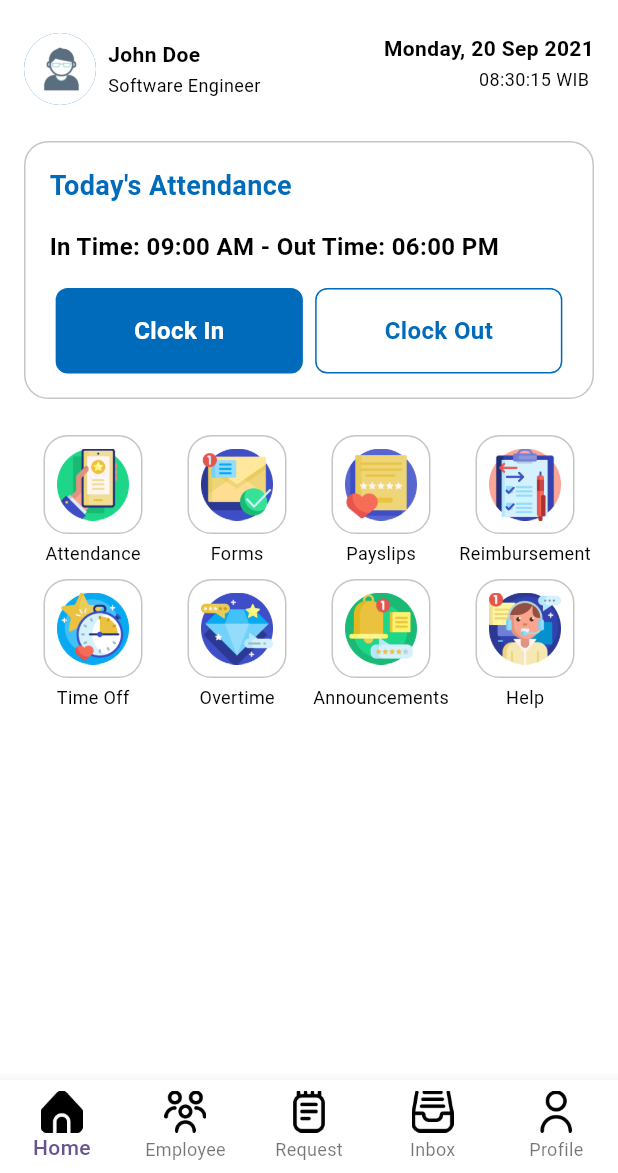
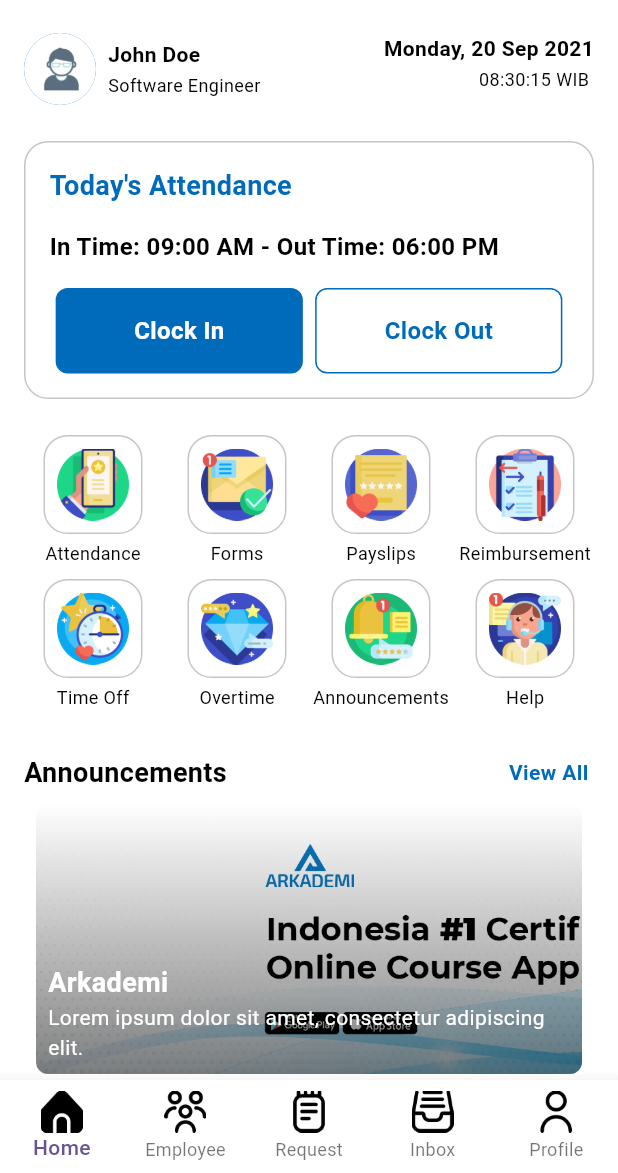
Before and after one commit to nerufuyo/ArkaTrack, a Flutter app: the DashboardScreen screen opened by its route, on a phone screen of 412 x 824 dp, the part 63-1236 px from its top. Run offline on Flutter 3.47's test engine with Material 3 defaults, Android fonts, the phone set to English and light mode, and no system bars; drawn by our look-alikes of carousel_slider; our stand-ins replace lottie; Roboto replaces fonts that are missing (assets/fonts/Poppins-ExtraBold.ttf, assets/fonts/Poppins-Regular.ttf).

Commit message:
add announcement list widget

```diff
--- a/lib/presentation/screens/dashboard/dashboard_screen.dart
+++ b/lib/presentation/screens/dashboard/dashboard_screen.dart
@@ -21,6 +21,7 @@ class _DashboardScreenState extends State<DashboardScreen> {
       appBar: AppBar(
         automaticallyImplyLeading: false,
         backgroundColor: AppColors.white,
+        surfaceTintColor: AppColors.white,
         title: Padding(
           padding: const EdgeInsets.only(right: 8),
           child: Row(
--- /dev/null
+++ b/lib/presentation/screens/dashboard/widgets/announcement_list_widget.dart
@@ -0,0 +1,105 @@
+import 'package:arkatrack/style/color.dart';
+import 'package:arkatrack/style/typography.dart';
+import 'package:arkatrack/utils/constant.dart';
+import 'package:arkatrack/utils/extension.dart';
+import 'package:carousel_slider/carousel_slider.dart';
+import 'package:flutter/material.dart';
+
+class AnnouncementListWidget extends StatelessWidget {
+  const AnnouncementListWidget({
+    super.key,
+  });
+
+  @override
+  Widget build(BuildContext context) {
+    return Column(
+      crossAxisAlignment: CrossAxisAlignment.start,
+      children: [
+        Row(
+          mainAxisAlignment: MainAxisAlignment.spaceBetween,
+          children: [
+            const AppTypography(
+              text: 'Announcements',
+              fontSize: AppFontSize.extraLarge,
+              fontWeight: FontWeight.bold,
+            ),
+            InkWell(
+              onTap: () {},
+              child: const AppTypography(
+                text: 'View All ',
+                fontSize: AppFontSize.medium,
+                fontWeight: FontWeight.bold,
+                color: AppColors.primary,
+              ),
+            ),
+          ],
+        ),
+        CarouselSlider.builder(
+          itemCount: 5,
+          itemBuilder: (context, index, realIndex) {
+            return InkWell(
+              onTap: () {},
+              child: Container(
+                margin: const EdgeInsets.symmetric(horizontal: 8),
+                decoration: BoxDecoration(
+                  borderRadius: BorderRadius.circular(8),
+                  image: DecorationImage(
+                    image: AssetImage(LocalImages().arkademiBanner),
+                    fit: BoxFit.cover,
+                  ),
+                ),
+                child: Container(
+                  padding: const EdgeInsets.all(8),
+                  decoration: BoxDecoration(
+                    borderRadius: BorderRadius.circular(8),
+                    gradient: LinearGradient(
+                      begin: Alignment.topCenter,
+                      end: Alignment.bottomCenter,
+                      colors: [
+                        Colors.transparent,
+                        AppColors.black.withOpacity(0.5),
+                      ],
+                    ),
+                  ),
+                  child: const Column(
+                    crossAxisAlignment: CrossAxisAlignment.start,
+                    mainAxisAlignment: MainAxisAlignment.end,
+                    children: [
+                      AppTypography(
+                        text: 'Arkademi',
+                        fontSize: AppFontSize.extraLarge,
+                        fontWeight: FontWeight.bold,
+                        color: AppColors.white,
+                      ),
+                      AppTypography(
+                        text:
+                            'Lorem ipsum dolor sit amet, consectetur adipiscing elit.',
+                        fontSize: AppFontSize.medium,
+                        color: AppColors.white,
+                        maxLines: 3,
+                      ),
+                    ],
+                  ),
+                ),
+              ),
+            );
+          },
+          options: CarouselOptions(
+            height: 180,
+            aspectRatio: 16 / 9,
+            viewportFraction: 1,
+            initialPage: 0,
+            enableInfiniteScroll: true,
+            reverse: false,
+            autoPlay: true,
+            autoPlayInterval: const Duration(seconds: 15),
+            autoPlayAnimationDuration: const Duration(milliseconds: 800),
+            autoPlayCurve: Curves.fastOutSlowIn,
+            enlargeCenterPage: false,
+            scrollDirection: Axis.horizontal,
+          ),
+        ),
+      ],
+    ).withVerticalSpacing(8);
+  }
+}
--- a/lib/presentation/screens/dashboard/widgets/home_widget.dart
+++ b/lib/presentation/screens/dashboard/widgets/home_widget.dart
@@ -1,3 +1,4 @@
+import 'package:arkatrack/presentation/screens/dashboard/widgets/announcement_list_widget.dart';
 import 'package:arkatrack/presentation/screens/dashboard/widgets/attendance_widget.dart';
 import 'package:arkatrack/presentation/screens/dashboard/widgets/category_list_widget.dart';
 import 'package:arkatrack/presentation/screens/dashboard/widgets/quick_info_widget.dart';
@@ -15,7 +16,7 @@ class HomeWidget extends StatefulWidget {
 class _HomeWidgetState extends State<HomeWidget> {
   @override
   Widget build(BuildContext context) {
-    return Container(
+    return SingleChildScrollView(
       padding: const EdgeInsets.symmetric(
         horizontal: 16,
         vertical: 8,
@@ -28,6 +29,7 @@ class _HomeWidgetState extends State<HomeWidget> {
           ),
           AttendanceWidget(),
           CategoryListsWidget(),
+          AnnouncementListWidget(),
         ],
       ).withVerticalSpacing(24),
     );
--- a/lib/utils/constant.dart
+++ b/lib/utils/constant.dart
@@ -11,6 +11,7 @@ class StaticText {
 class LocalImages {
   final String arkademiLogo = 'assets/images/arkademi_logo.png';
   final String arkademiProfile = 'assets/images/default_profile.jpg';
+  final String arkademiBanner = 'assets/images/arkademi_banner.png';
 }
 
 class LocalLotties {
--- a/pubspec.yaml
+++ b/pubspec.yaml
@@ -13,6 +13,7 @@ dependencies:
   lottie: ^3.1.2
   introduction_screen: ^3.1.14
   intl: ^0.19.0
+  carousel_slider: ^4.2.1
 
 dev_dependencies:
   flutter_test:
```
Also changed, not shown: assets/images/arkademi_banner.png (added), pubspec.lock.
